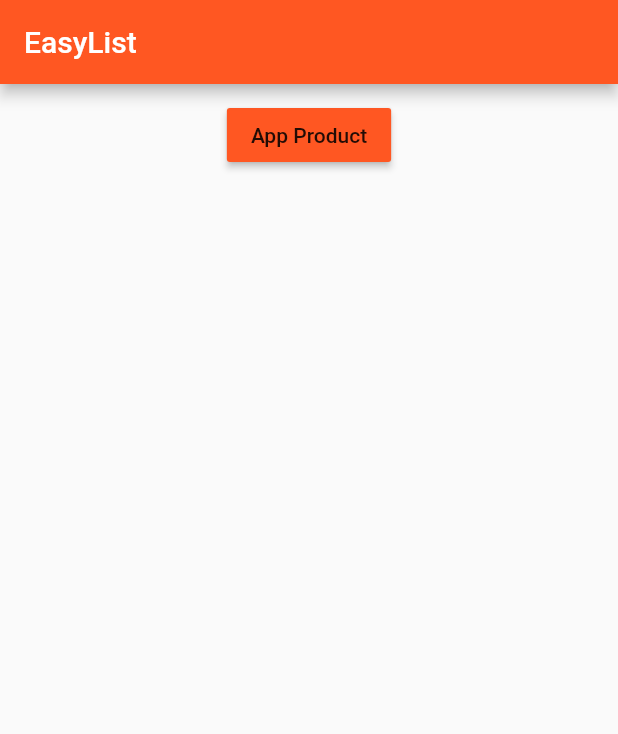
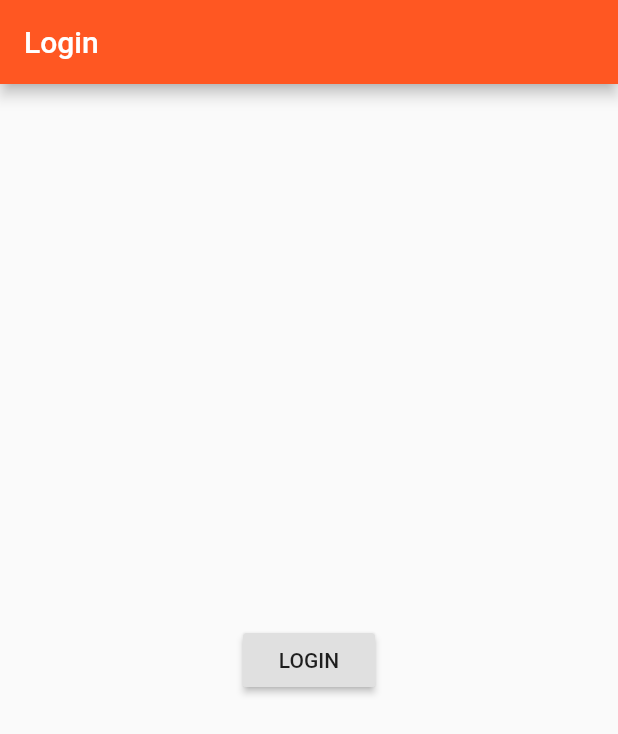
Before and after one commit to ungsochea/flutter-course, a Flutter app: the screen it shows after launch, on a phone screen of 412 x 824 dp. Shown: the top 734 px of the screen. Run offline on Flutter 3.47's test engine with Material 2 defaults, Android fonts, the phone set to English and light mode, and no system bars.

Commit message:
auth page to product

```diff
--- a/lib/main.dart
+++ b/lib/main.dart
@@ -1,6 +1,6 @@
 import 'package:flutter/material.dart';
 
-import './pages/home.dart';
+import './pages/auth.dart';
 
 main() => runApp(MyApp());
 
@@ -12,7 +12,7 @@ class MyApp extends StatelessWidget {
           brightness: Brightness.light,
           primarySwatch: Colors.deepOrange,
           accentColor: Colors.deepPurple),
-      home: HomePage(),
+      home: AuthPage(),
     );
   }
 }
--- /dev/null
+++ b/lib/pages/auth.dart
@@ -0,0 +1,24 @@
+import 'package:flutter/material.dart';
+import './products.dart';
+
+class AuthPage extends StatelessWidget {
+  @override
+  Widget build(BuildContext context) {
+    return Scaffold(
+      appBar: AppBar(
+        title: Text('Login'),
+      ),
+      body: Center(
+        child: RaisedButton(
+          child: Text('LOGIN'),
+          onPressed: () {
+            Navigator.pushReplacement(
+                context,
+                MaterialPageRoute(
+                    builder: (BuildContext contact) => ProductsPage()));
+          },
+        ),
+      ),
+    );
+  }
+}
--- a/lib/pages/home.dart
+++ b/lib/pages/products.dart
@@ -2,7 +2,7 @@ import 'package:flutter/material.dart';
 
 import '../product_manager.dart';
 
-class HomePage extends StatelessWidget {
+class ProductsPage extends StatelessWidget {
   @override
   Widget build(BuildContext context) {
     return Scaffold(
```
